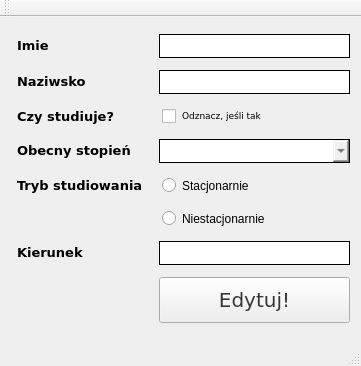
Qt form Katalog_JIPP_Project/EditStudent_Form.ui (xpawelek/AcademicRecordsManager) before a commit.
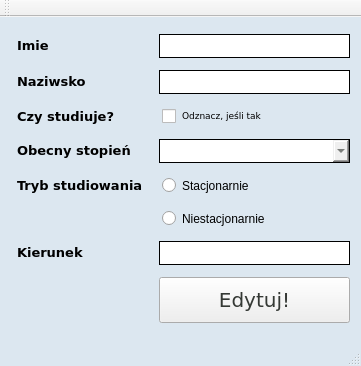
The same form after that commit.

The edit to the form file:
```diff
--- a/Katalog_JIPP_Project/EditStudent_Form.ui
+++ b/Katalog_JIPP_Project/EditStudent_Form.ui
@@ -16,6 +16,52 @@
     <verstretch>0</verstretch>
    </sizepolicy>
   </property>
+  <property name="palette">
+   <palette>
+    <active>
+     <colorrole role="Window">
+      <brush brushstyle="SolidPattern">
+       <color alpha="255">
+        <red>220</red>
+        <green>231</green>
+        <blue>240</blue>
+       </color>
+      </brush>
+     </colorrole>
+    </active>
+    <inactive>
+     <colorrole role="Window">
+      <brush brushstyle="SolidPattern">
+       <color alpha="255">
+        <red>220</red>
+        <green>231</green>
+        <blue>240</blue>
+       </color>
+      </brush>
+     </colorrole>
+    </inactive>
+    <disabled>
+     <colorrole role="Base">
+      <brush brushstyle="SolidPattern">
+       <color alpha="255">
+        <red>220</red>
+        <green>231</green>
+        <blue>240</blue>
+       </color>
+      </brush>
+     </colorrole>
+     <colorrole role="Window">
+      <brush brushstyle="SolidPattern">
+       <color alpha="255">
+        <red>220</red>
+        <green>231</green>
+        <blue>240</blue>
+       </color>
+      </brush>
+     </colorrole>
+    </disabled>
+   </palette>
+  </property>
   <property name="windowTitle">
    <string>EditStudent_Form</string>
   </property>
```
